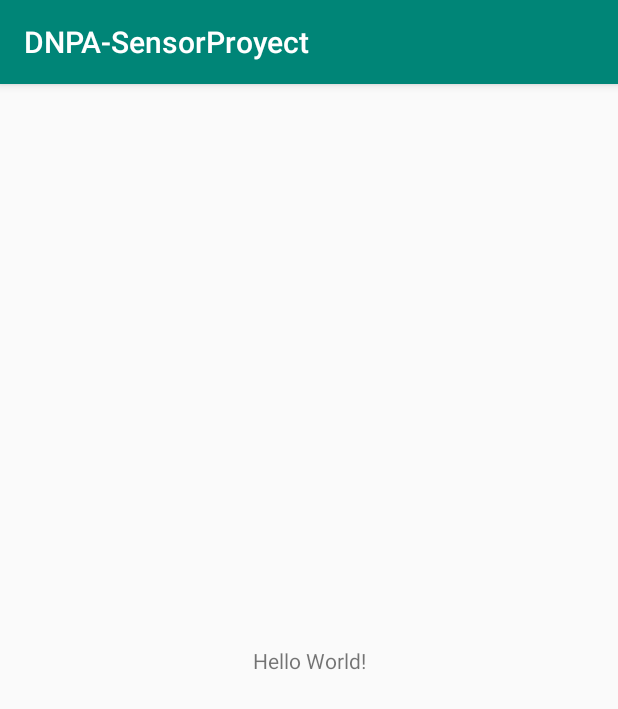
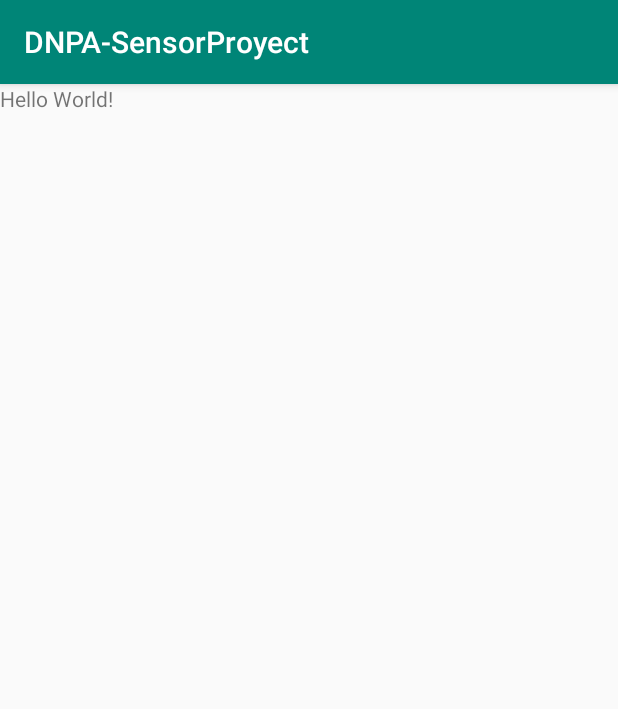
Before and after one commit to josecaros/dnpa-sensorproyect, an Android app: the screen it shows after launch (MainActivity), on a phone screen of 412 x 824 dp. Shown: the top 709 px of the screen. Run offline under Robolectric (Android 15) with nearby library versions, the phone set to English and light mode, and no system bars.

Commit message:
funciones iniciales

```diff
--- a/app/src/main/res/layout/activity_main.xml
+++ b/app/src/main/res/layout/activity_main.xml
@@ -1,18 +1,15 @@
 <?xml version="1.0" encoding="utf-8"?>
-<androidx.constraintlayout.widget.ConstraintLayout xmlns:android="http://schemas.android.com/apk/res/android"
+<LinearLayout xmlns:android="http://schemas.android.com/apk/res/android"
     xmlns:app="http://schemas.android.com/apk/res-auto"
     xmlns:tools="http://schemas.android.com/tools"
     android:layout_width="match_parent"
     android:layout_height="match_parent"
+    android:orientation="vertical"
     tools:context=".view.MainActivity">
 
     <TextView
         android:layout_width="wrap_content"
         android:layout_height="wrap_content"
-        android:text="Hello World!"
-        app:layout_constraintBottom_toBottomOf="parent"
-        app:layout_constraintLeft_toLeftOf="parent"
-        app:layout_constraintRight_toRightOf="parent"
-        app:layout_constraintTop_toTopOf="parent" />
+        android:text="Hello World!" />
 
-</androidx.constraintlayout.widget.ConstraintLayout>
+</LinearLayout>
```
Also changed, not shown: app/src/main/java/com/example/dnpa_sensorproyect/view/MainActivity.java (+43 -0 lines).
